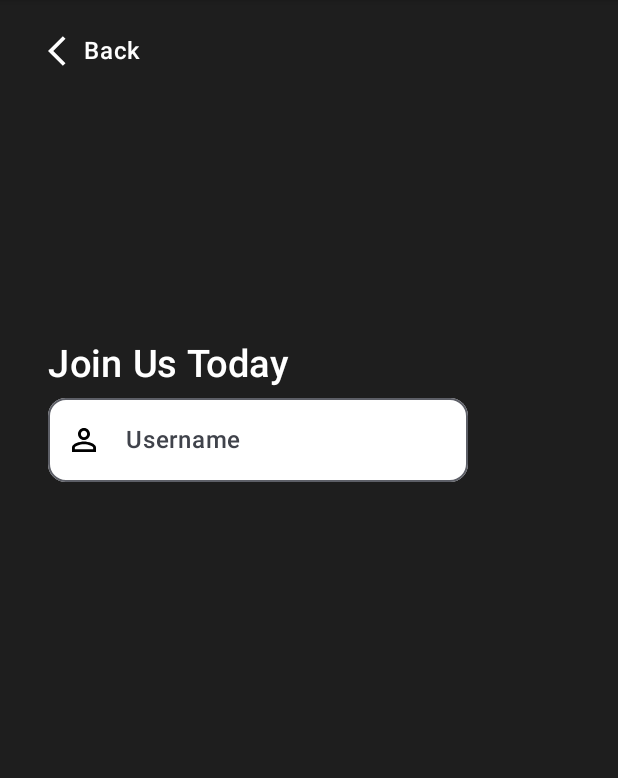
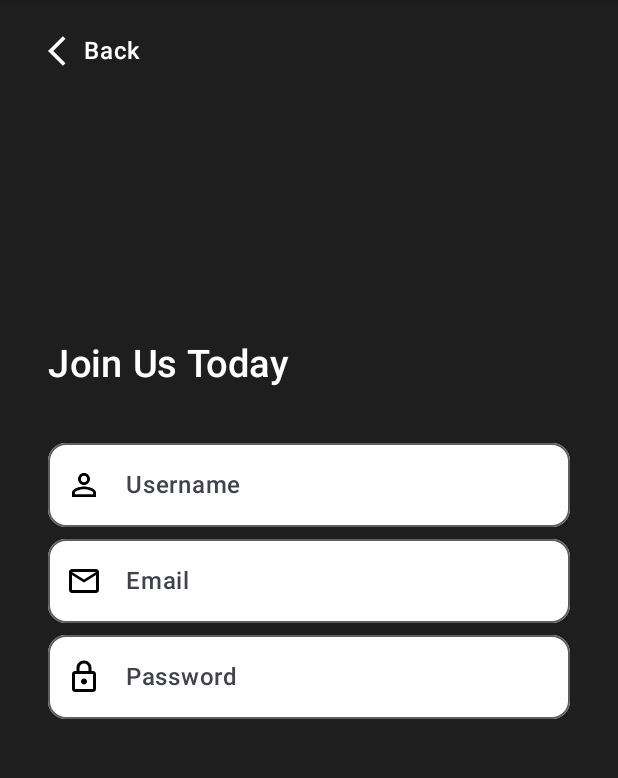
Before and after one commit to elvernh/RunningMate, an Android app built with Jetpack Compose: the screen it shows after launch (MainActivity), on a phone screen of 412 x 824 dp, the part 84-862 px from its top. Run offline under Robolectric (Android 15) with nearby library versions, the phone set to English and light mode, and no system bars; 2 statements that could not run were skipped.

```diff
--- a/app/src/main/java/com/example/runningmate/views/RegisterView.kt
+++ b/app/src/main/java/com/example/runningmate/views/RegisterView.kt
@@ -69,6 +69,7 @@ fun RegisterView(
                     fontSize = 25.sp
                 )
             }
+            Spacer(Modifier.height(30.dp))
             Row(Modifier.fillMaxWidth()){
                 AuthenticationOutlinedTextField(
                     inputValue = authenticationViewModel.usernameInput,
@@ -86,12 +87,52 @@ fun RegisterView(
                         onNext = {
                             focusManager.moveFocus(FocusDirection.Down)
                         }
-                    )
+                    ),
+                    Modifier.fillMaxWidth()
                 )
 
             }
             Row(Modifier.fillMaxWidth()){
-
+                AuthenticationOutlinedTextField(
+                    inputValue = authenticationViewModel.emailInput,
+                    onInputValueChange = {
+                        authenticationViewModel.changeEmailInput(it)
+                    },
+                    inputLabel = stringResource(id = R.string.emailText),
+                    inputPlaceholder = stringResource(id = R.string.emailText),
+                    leadingIconSrc = painterResource(id = R.drawable.email),
+                    keyboardType = KeyboardOptions(
+                        keyboardType = KeyboardType.Email,
+                        imeAction = ImeAction.Next
+                    ),
+                    onKeyboardNext = KeyboardActions(
+                        onNext = {
+                            focusManager.moveFocus(FocusDirection.Down)
+                        }
+                    ),
+                    Modifier.fillMaxWidth()
+                )
+            }
+            Row(Modifier.fillMaxWidth()){
+                AuthenticationOutlinedTextField(
+                    inputValue = authenticationViewModel.passwordInput,
+                    onInputValueChange = {
+                        authenticationViewModel.changePasswordInput(it)
+                    },
+                    inputLabel = stringResource(id = R.string.passwordText),
+                    inputPlaceholder = stringResource(id = R.string.passwordText),
+                    leadingIconSrc = painterResource(id = R.drawable.outline_lock_24),
+                    keyboardType = KeyboardOptions(
+                        keyboardType = KeyboardType.Password,
+                        imeAction = ImeAction.Next
+                    ),
+                    onKeyboardNext = KeyboardActions(
+                        onNext = {
+                            focusManager.moveFocus(FocusDirection.Down)
+                        }
+                    ),
+                    Modifier.fillMaxWidth()
+                )
             }
         }
     }
```
